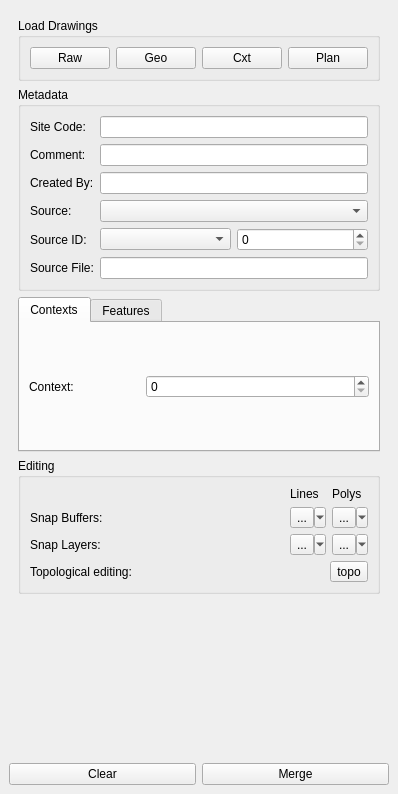
First picture: the form in plan/plan_dock_base.ui, repository lparchaeology/ArkPlan, before the edit.
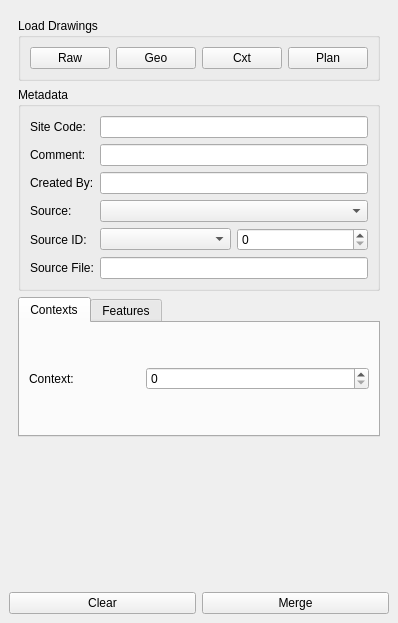
Second picture: the form after the edit. Custom widgets are drawn as their Qt base class.

Commit message: Split edit/snapping tools into own dock

Patch:
```diff
--- a/plan/plan_dock_base.ui
+++ b/plan/plan_dock_base.ui
@@ -7,7 +7,7 @@
     <x>0</x>
     <y>0</y>
     <width>352</width>
-    <height>794</height>
+    <height>623</height>
    </rect>
   </property>
   <property name="sizePolicy">
@@ -44,7 +44,7 @@
          <x>0</x>
          <y>0</y>
          <width>328</width>
-         <height>702</height>
+         <height>531</height>
         </rect>
        </property>
        <layout class="QVBoxLayout" name="verticalLayout">
@@ -287,129 +287,6 @@
           </widget>
          </widget>
         </item>
-        <item>
-         <widget class="QGroupBox" name="groupBox">
-          <property name="title">
-           <string>Editing</string>
-          </property>
-          <layout class="QVBoxLayout" name="verticalLayout_3">
-           <item>
-            <layout class="QGridLayout" name="gridLayout_3">
-             <item row="1" column="2">
-              <widget class="SnappingToolButton" name="snapPolygonsBufferTool">
-               <property name="text">
-                <string>...</string>
-               </property>
-               <property name="checkable">
-                <bool>true</bool>
-               </property>
-               <property name="popupMode">
-                <enum>QToolButton::MenuButtonPopup</enum>
-               </property>
-              </widget>
-             </item>
-             <item row="0" column="2">
-              <widget class="QLabel" name="snapPolygonsLabel">
-               <property name="text">
-                <string>Polys</string>
-               </property>
-              </widget>
-             </item>
-             <item row="2" column="0">
-              <widget class="QLabel" name="snapLayerLabel">
-               <property name="text">
-                <string>Snap Layers:</string>
-               </property>
-               <property name="buddy">
-                <cstring>snapLinesLayerTool</cstring>
-               </property>
-              </widget>
-             </item>
-             <item row="2" column="2">
-              <widget class="SnappingToolButton" name="snapPolygonsLayerTool">
-               <property name="text">
-                <string>...</string>
-               </property>
-               <property name="checkable">
-                <bool>true</bool>
-               </property>
-               <property name="popupMode">
-                <enum>QToolButton::MenuButtonPopup</enum>
-               </property>
-              </widget>
-             </item>
-             <item row="2" column="1">
-              <widget class="SnappingToolButton" name="snapLinesLayerTool">
-               <property name="text">
-                <string>...</string>
-               </property>
-               <property name="checkable">
-                <bool>true</bool>
-               </property>
-               <property name="popupMode">
-                <enum>QToolButton::MenuButtonPopup</enum>
-               </property>
-              </widget>
-             </item>
-             <item row="0" column="1">
-              <widget class="QLabel" name="snapLinesLabel">
-               <property name="text">
-                <string>Lines</string>
-               </property>
-              </widget>
-             </item>
-             <item row="1" column="1">
-              <widget class="SnappingToolButton" name="snapLinesBufferTool">
-               <property name="text">
-                <string>...</string>
-               </property>
-               <property name="checkable">
-                <bool>true</bool>
-               </property>
-               <property name="popupMode">
-                <enum>QToolButton::MenuButtonPopup</enum>
-               </property>
-              </widget>
-             </item>
-             <item row="1" column="0">
-              <widget class="QLabel" name="snapBuffersLabel">
-               <property name="text">
-                <string>Snap Buffers:</string>
-               </property>
-               <property name="buddy">
-                <cstring>snapLinesBufferTool</cstring>
-               </property>
-              </widget>
-             </item>
-            </layout>
-           </item>
-           <item>
-            <layout class="QHBoxLayout" name="horizontalLayout_3">
-             <item>
-              <widget class="QLabel" name="topologicalLabel">
-               <property name="text">
-                <string>Topological editing:</string>
-               </property>
-               <property name="buddy">
-                <cstring>topologicalTool</cstring>
-               </property>
-              </widget>
-             </item>
-             <item>
-              <widget class="TopoEditToolButton" name="topologicalTool">
-               <property name="text">
-                <string>topo</string>
-               </property>
-               <property name="checkable">
-                <bool>true</bool>
-               </property>
-              </widget>
-             </item>
-            </layout>
-           </item>
-          </layout>
-         </widget>
-        </item>
         <item>
          <spacer name="verticalSpacer">
           <property name="orientation">
@@ -461,16 +338,6 @@
    <header>..libarkqgis.dock.h</header>
    <container>1</container>
   </customwidget>
-  <customwidget>
-   <class>SnappingToolButton</class>
-   <extends>QToolButton</extends>
-   <header>..libarkqgis.snapping.h</header>
-  </customwidget>
-  <customwidget>
-   <class>TopoEditToolButton</class>
-   <extends>QToolButton</extends>
-   <header>..libarkqgis.snapping.h</header>
-  </customwidget>
  </customwidgets>
  <tabstops>
   <tabstop>scrollArea</tabstop>
```
Left out of the diff: 5 changed lines with no effect on the pictures. The commit also changes 11 other files.
